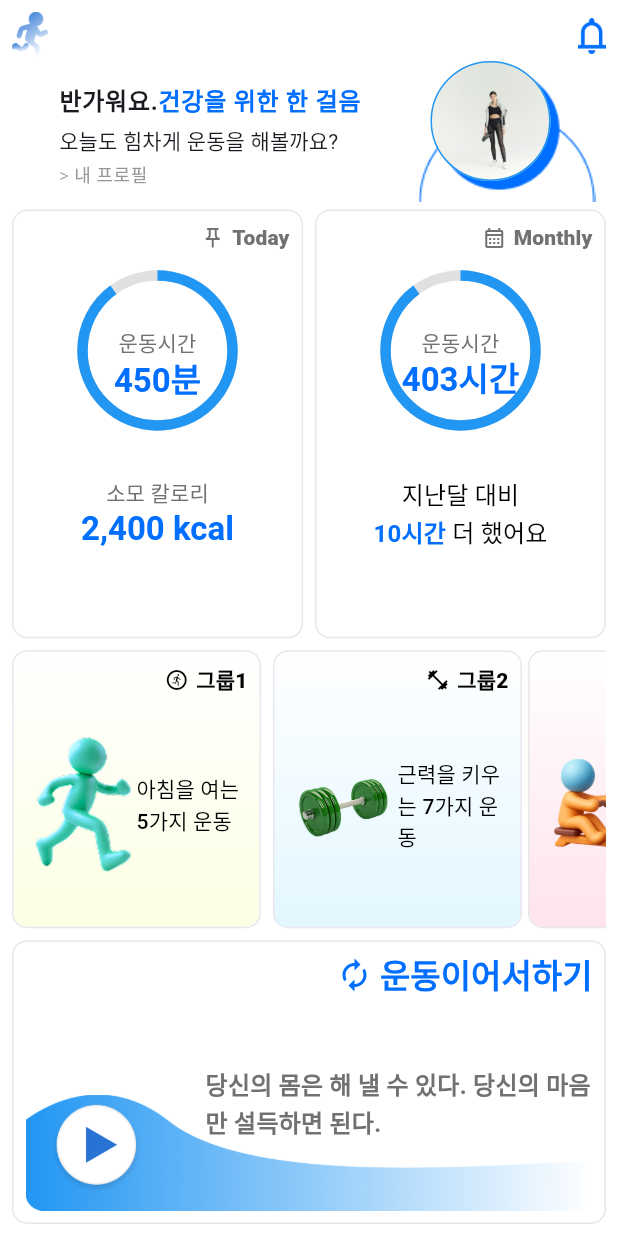
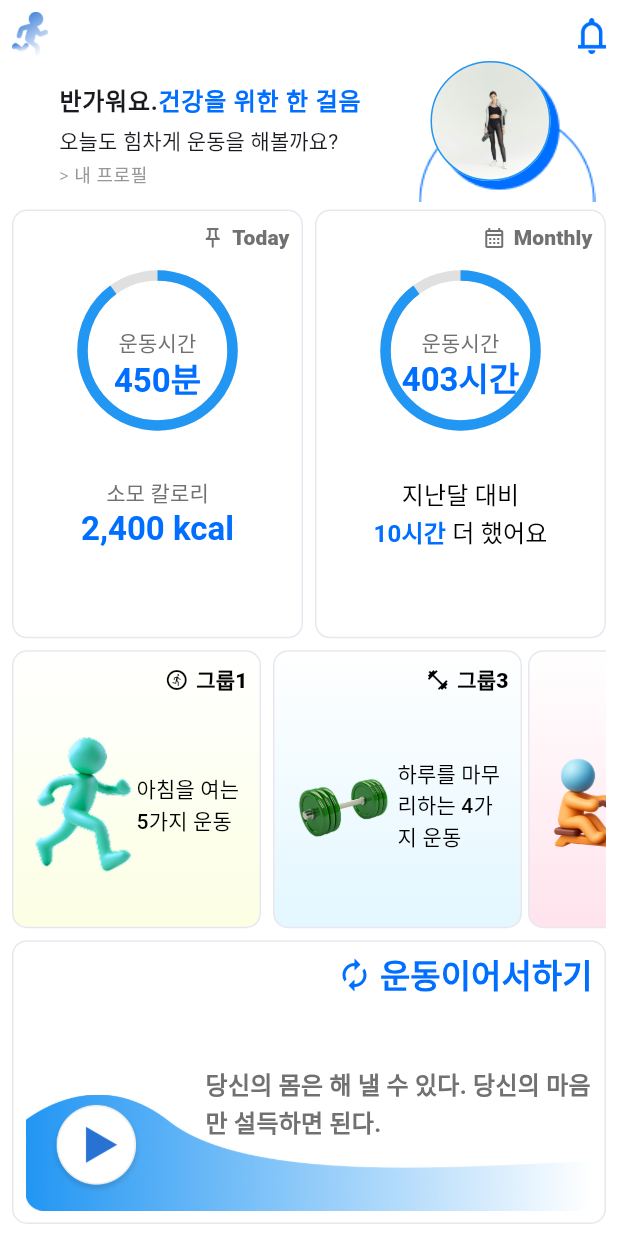
Before and after one commit to Xeostop1/workout-tracker, a Flutter app: the WorkoutHomePage screen opened by its route, on a phone screen of 412 x 824 dp. Run offline on Flutter 3.47's test engine with Material 3 defaults, Android fonts, the light colour scheme and no system bars; our stand-ins replace audioplayers, go_router; Roboto replaces fonts that are missing (Pretendard).

```diff
--- /dev/null
+++ b/lib/workout_group.dart
@@ -0,0 +1,14 @@
+
+
+import 'package:hnworkouttracker/workout.dart';
+
+class WorkoutGroup {
+  List<Workout> workouts;
+  String groupDescription;
+
+  WorkoutGroup({
+    required this.workouts,
+    required this.groupDescription,
+});
+
+}
--- a/lib/workout_home_page.dart
+++ b/lib/workout_home_page.dart
@@ -1,6 +1,7 @@
 //filename:workout_home_page.dart
 import 'package:flutter/material.dart';
 import 'package:go_router/go_router.dart';
+import 'package:hnworkouttracker/workout_manager.dart';
 import 'package:intl/intl.dart';
 import 'dashboard_card.dart';
 
@@ -273,7 +274,7 @@ class _WorkoutHomePageState extends State<WorkoutHomePage> {
                         width: 170,
                         child: DashboardCard(
                           customOnTap: () {
-                            context.go('/workout_home/workout_list');
+                            context.go('/workout_home/workout_list/0');
                           },
                           icon: Icon(
                             Icons.run_circle_outlined,
@@ -293,7 +294,7 @@ class _WorkoutHomePageState extends State<WorkoutHomePage> {
                               Expanded(child: Image.asset('assets/group1.png')),
                               Expanded(
                                 child: Text(
-                                  '아침을 여는 5가지 운동',
+                                    '${WorkoutManager.workoutGroups[0].groupDescription}',
                                   style: textTheme.titleSmall?.copyWith(color: colorScheme.shadow),
                                 ),
                               ),
@@ -311,7 +312,7 @@ class _WorkoutHomePageState extends State<WorkoutHomePage> {
                         width: 170,
                         child: DashboardCard(
                           customOnTap: () {
-                            context.go('/workout_home/workout_list');
+                            context.go('/workout_home/workout_list/1');
                           },
                           icon: Icon(
                             Icons.fitness_center_outlined,
@@ -319,7 +320,7 @@ class _WorkoutHomePageState extends State<WorkoutHomePage> {
                             color: colorScheme.shadow,
                           ),
                           title: Text(
-                            '그룹2',
+                            '그룹3',
                             style: textTheme.titleSmall?.copyWith(
                               fontWeight: FontWeight.w800,
                               color: colorScheme.shadow,
@@ -331,7 +332,7 @@ class _WorkoutHomePageState extends State<WorkoutHomePage> {
                               Expanded(child: Image.asset('assets/group2.png')),
                               Expanded(
                                 child: Text(
-                                  '근력을 키우는 7가지 운동',
+                                  '${WorkoutManager.workoutGroups[2].groupDescription}',
                                   style: textTheme.titleSmall?.copyWith(color: colorScheme.shadow),
                                 ),
                               ),
@@ -349,7 +350,7 @@ class _WorkoutHomePageState extends State<WorkoutHomePage> {
                         width: 170,
                         child: DashboardCard(
                           customOnTap: () {
-                            context.go('/workout_home/workout_list');
+                            context.go('/workout_home/workout_list/2');
                           },
                           icon: Icon(
                             Icons.rowing_outlined,
--- /dev/null
+++ b/lib/workout_manager.dart
@@ -0,0 +1,96 @@
+
+
+import 'package:hnworkouttracker/workout.dart';
+import 'package:hnworkouttracker/workout_group.dart';
+
+class WorkoutManager{
+ static List<Workout> workouts = [
+    Workout(
+      name: '스쿼트',
+      minutes: 30,
+      imageName: 'squat.png',
+      audioName: 'squat.mp3',
+      kcal: 200,
+    ),
+    Workout(
+      name: '윗몸 일으키기',
+      minutes: 20,
+      imageName: 'sit_up.png',
+      audioName: 'sit_up.mp3',
+      kcal: 100,
+    ),
+    Workout(
+      name: '마운틴 클림버',
+      minutes: 15,
+      imageName: 'mountain_climber.png',
+      audioName: 'mountain_climber.mp3',
+      kcal: 50,
+    ),
+    Workout(
+      name: '사이드 런지',
+      minutes: 20,
+      imageName: 'side_lunge.png',
+      audioName: 'side_lunge.mp3',
+      kcal: 100,
+    ),
+    Workout(
+      name: '푸시업',
+      minutes: 15,
+      imageName: 'push_up.png',
+      audioName: 'push_up.mp3',
+      kcal: 100,
+    ),
+    Workout(
+      name: '덩키 킥',
+      minutes: 30,
+      imageName: 'donkey_kick.png',
+      audioName: 'donkey_kick.mp3',
+      kcal: 50,
+    ),
+    Workout(
+      name: '사이드 플랭크',
+      minutes: 25,
+      imageName: 'side_plank.png',
+      audioName: 'side_plank.mp3',
+      kcal: 120,
+    ),
+    Workout(
+      name: '리버스 플랭크',
+      minutes: 25,
+      imageName: 'reverse_plank.png',
+      audioName: 'reverse_plank.mp3',
+      kcal: 120,
+    ),
+    Workout(
+      name: '힙 브릿지',
+      minutes: 20,
+      imageName: 'hip_bridge.png',
+      audioName: 'hip_bridge.mp3',
+      kcal: 80,
+    ),
+    Workout(
+      name: '어꺠 스트레칭',
+      minutes: 10,
+      imageName: 'shoulder_stretch.png',
+      audioName: 'shoulder_stretch.mp3',
+      kcal: 30,
+    ),
+    Workout(
+      name: '햄스트링',
+      minutes: 10,
+      imageName: 'hamstring_stretch.png',
+      audioName: 'hamstring_stretch.mp3',
+      kcal: 30,
+    ),
+  ];
+
+static List<WorkoutGroup> workoutGroups = [
+  WorkoutGroup(workouts: [workouts[0], workouts[1],workouts[2], workouts[3], workouts[4], workouts[5]], groupDescription: "아침을 여는 5가지 운동"),
+  WorkoutGroup(workouts: [workouts[6], workouts[7],workouts[8], workouts[3], workouts[4], workouts[5]], groupDescription: "근력을 키우는 7가지 운동"),
+  WorkoutGroup(workouts: [workouts[9], workouts[4],workouts[2], workouts[3], workouts[4], workouts[5]], groupDescription: "하루를 마무리하는 4가지 운동"),
+];
+
+
+
+
+}
```
Also changed, not shown: lib/Models/workout_list.dart (+46 -10 lines), lib/my_router.dart (+10 -3 lines), lib/workout_guide_page.dart (+87 -80 lines).
